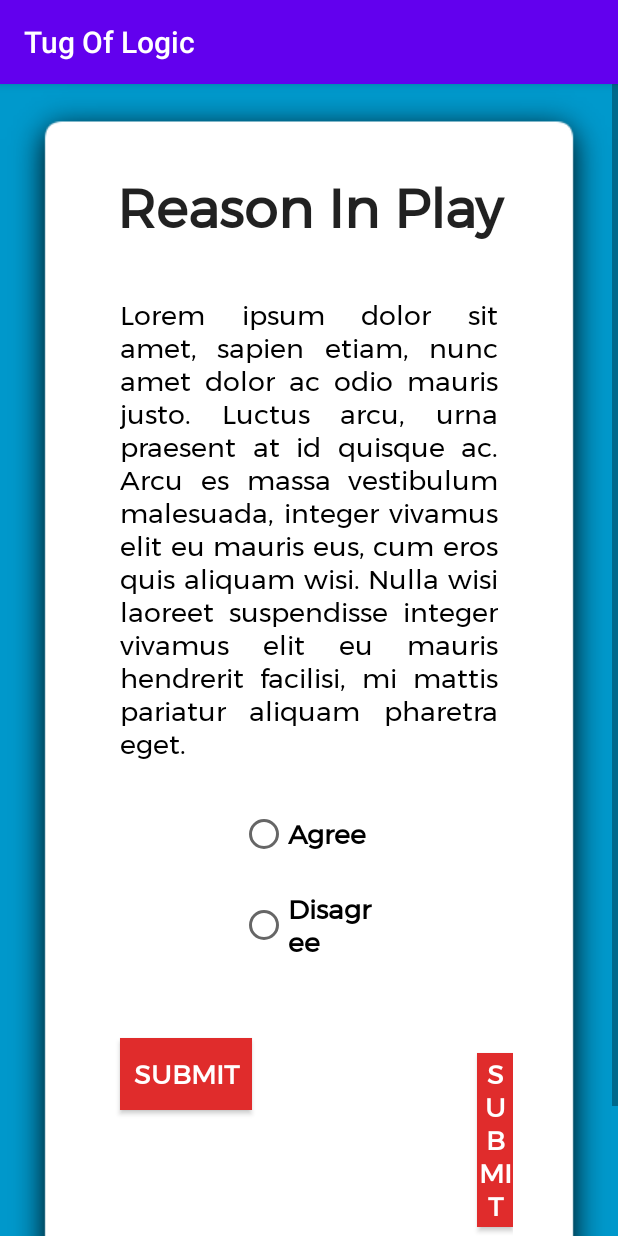
After one commit to TushitNag11/TugOfLogic, an Android app: the ReasonInPlayDisplay_User screen opened directly, with no data from a screen before it, on a phone screen of 412 x 824 dp. The commit adds this screen. Run offline under Robolectric (Android 15) with nearby library versions, the phone set to English and light mode, and no system bars.

Commit message:
Made some New UI

```diff
--- a/app/build.gradle
+++ b/app/build.gradle
@@ -24,6 +24,9 @@ android {
         }
     }
 }
+repositories {
+    maven { url 'https://jitpack.io' }
+}
 
 dependencies {
 
@@ -38,4 +41,7 @@ dependencies {
     androidTestImplementation 'androidx.test.ext:junit:1.1.2'
     androidTestImplementation 'androidx.test.espresso:espresso-core:3.3.0'
 
+    //charts
+    implementation 'com.github.PhilJay:MPAndroidChart:v3.1.0'
+
 }
--- a/app/src/main/AndroidManifest.xml
+++ b/app/src/main/AndroidManifest.xml
@@ -9,7 +9,9 @@
         android:roundIcon="@mipmap/ic_launcher_round"
         android:supportsRtl="true"
         android:theme="@style/AppTheme">
-        <activity android:name=".MainClaimActivity"></activity>
+        <activity android:name=".ReasonInPlayDisplay_User"></activity>
+        <activity android:name=".ReasonInPlay_User" />
+        <activity android:name=".MainClaimActivity" />
         <activity android:name=".MainActivity2" />
         <activity android:name=".GameidActivity" />
         <activity android:name=".SignupActivity" />
--- /dev/null
+++ b/app/src/main/java/com/example/tugoflogic/ReasonInPlayDisplay_User.kt
@@ -0,0 +1,11 @@
+package com.example.tugoflogic
+
+import androidx.appcompat.app.AppCompatActivity
+import android.os.Bundle
+
+class ReasonInPlayDisplay_User : AppCompatActivity() {
+    override fun onCreate(savedInstanceState: Bundle?) {
+        super.onCreate(savedInstanceState)
+        setContentView(R.layout.activity_reason_in_play_display__user)
+    }
+}
--- /dev/null
+++ b/app/src/main/res/layout/activity_reason_in_play_display__user.xml
@@ -0,0 +1,139 @@
+<?xml version="1.0" encoding="utf-8"?>
+<ScrollView xmlns:android="http://schemas.android.com/apk/res/android"
+    xmlns:app="http://schemas.android.com/apk/res-auto"
+    xmlns:tools="http://schemas.android.com/tools"
+    android:layout_width="match_parent"
+    android:layout_height="match_parent"
+    android:background="@android:color/holo_blue_dark"
+    android:orientation="vertical"
+    tools:context=".ReasonInPlayDisplay_User">
+
+
+    <LinearLayout
+        android:layout_width="match_parent"
+        android:layout_height="match_parent"
+        android:background="@drawable/shadow4"
+        android:orientation="vertical">
+
+        <TextView
+            android:id="@+id/ripLabel"
+            android:layout_width="match_parent"
+            android:layout_height="wrap_content"
+            android:layout_gravity="center"
+            android:layout_marginLeft="40dp"
+            android:layout_marginTop="30dp"
+            android:layout_marginRight="40dp"
+            android:fontFamily="@font/montserrat"
+            android:gravity="center"
+            android:text="@string/RIP"
+            android:textAppearance="@style/TextAppearance.AppCompat.Large"
+            android:textSize="36sp"
+            android:textStyle="bold" />
+
+        <TextView
+            android:id="@+id/ripDisplay"
+            android:layout_width="match_parent"
+            android:layout_height="wrap_content"
+            android:layout_marginStart="50dp"
+            android:layout_marginLeft="50dp"
+            android:layout_marginTop="30dp"
+            android:layout_marginEnd="50dp"
+            android:layout_marginRight="50dp"
+            android:fontFamily="@font/montserrat"
+            android:justificationMode="inter_word"
+            android:text="Lorem ipsum dolor sit amet, sapien etiam, nunc amet dolor ac odio mauris justo. Luctus arcu, urna praesent at id quisque ac. Arcu es massa vestibulum malesuada, integer vivamus elit eu mauris eus, cum eros quis aliquam wisi. Nulla wisi laoreet suspendisse integer vivamus elit eu mauris hendrerit facilisi, mi mattis pariatur aliquam pharetra eget."
+            android:textColor="@android:color/black"
+            android:textSize="18sp" />
+
+        <RadioGroup
+            android:layout_width="match_parent"
+            android:layout_height="match_parent"
+            android:layout_marginStart="50dp"
+            android:layout_marginLeft="50dp"
+            android:layout_marginTop="10dp"
+            android:layout_marginEnd="50dp"
+            android:layout_marginRight="50dp">
+
+            <RadioButton
+                android:id="@+id/trueRadioBtn"
+                style="@android:style/Widget.CompoundButton.RadioButton"
+                android:layout_width="match_parent"
+                android:layout_height="wrap_content"
+                android:layout_marginStart="80dp"
+                android:layout_marginLeft="80dp"
+                android:layout_marginTop="20dp"
+                android:layout_marginEnd="80dp"
+                android:layout_marginRight="80dp"
+                android:fontFamily="@font/montserrat"
+                android:text="@string/agree"
+                android:textAppearance="@style/TextAppearance.AppCompat.Medium"
+                android:textColor="@android:color/background_dark"
+                android:textSize="18sp"
+                android:textStyle="bold" />
+
+            <RadioButton
+                android:id="@+id/falseRadioBtn"
+                style="@android:style/Widget.CompoundButton.RadioButton"
+                android:layout_width="match_parent"
+                android:layout_height="wrap_content"
+                android:layout_marginStart="80dp"
+                android:layout_marginLeft="80dp"
+                android:layout_marginTop="20dp"
+                android:layout_marginEnd="80dp"
+                android:layout_marginRight="80dp"
+                android:layout_marginBottom="10dp"
+                android:fontFamily="@font/montserrat"
+                android:text="@string/disagree"
+                android:textAppearance="@style/TextAppearance.AppCompat.Medium"
+                android:textColor="@android:color/background_dark"
+                android:textSize="18sp"
+                android:textStyle="bold" />
+
+        </RadioGroup>
+
+        <LinearLayout
+            android:layout_width="match_parent"
+            android:layout_height="wrap_content"
+            android:layout_marginStart="40dp"
+            android:layout_marginLeft="40dp"
+            android:layout_marginTop="10dp"
+            android:layout_marginEnd="40dp"
+            android:layout_marginRight="40dp"
+            android:layout_marginBottom="60dp"
+            android:orientation="horizontal">
+
+            <Button
+                android:id="@+id/submitBtn"
+                android:layout_width="wrap_content"
+                android:layout_height="wrap_content"
+                android:layout_marginStart="10dp"
+                android:layout_marginLeft="10dp"
+                android:layout_marginTop="30dp"
+                android:layout_marginBottom="20dp"
+                android:background="@color/backgroundColor"
+                android:fontFamily="@font/montserrat"
+                android:text="@string/submit"
+                android:textColor="@color/white"
+                android:textSize="18sp"
+                android:textStyle="bold" />
+
+            <Button
+                android:id="@+id/nextBtn"
+                android:layout_width="wrap_content"
+                android:layout_height="wrap_content"
+                android:layout_marginStart="150dp"
+                android:layout_marginLeft="150dp"
+                android:layout_marginTop="30dp"
+                android:layout_marginBottom="20dp"
+                android:background="@color/backgroundColor"
+                android:fontFamily="@font/montserrat"
+                android:text="@string/submit"
+                android:textColor="@color/white"
+                android:textSize="18sp"
+                android:textStyle="bold" />
+
+
+        </LinearLayout>
+
+    </LinearLayout>
+</ScrollView>
--- a/app/src/main/res/values/strings.xml
+++ b/app/src/main/res/values/strings.xml
@@ -15,6 +15,7 @@
     <string name="disagree">Disagree</string>
     <string name="Role">Role:</string>
     <string name="submit">Submit</string>
+    <string name="RIP">Reason In Play</string>
     <string-array name="spinnerItems">
         <item>Fecilitator</item>
         <item>Student</item>
--- a/build.gradle
+++ b/build.gradle
@@ -4,6 +4,7 @@ buildscript {
     repositories {
         google()
         jcenter()
+
     }
     dependencies {
         classpath 'com.android.tools.build:gradle:4.1.0'
@@ -18,6 +19,7 @@ allprojects {
     repositories {
         google()
         jcenter()
+
     }
 }
 
```
Also changed, not shown: app/src/main/java/com/example/tugoflogic/MainClaimActivity.kt (+9 -0 lines), app/src/main/java/com/example/tugoflogic/ReasonInPlay_User.kt (added, +11 -0 lines), app/src/main/res/drawable/edittextbackground.xml (added, +12 -0 lines), app/src/main/res/layout/activity_reason_in_play__user.xml (added, +67 -0 lines), gradle/wrapper/gradle-wrapper.properties.
